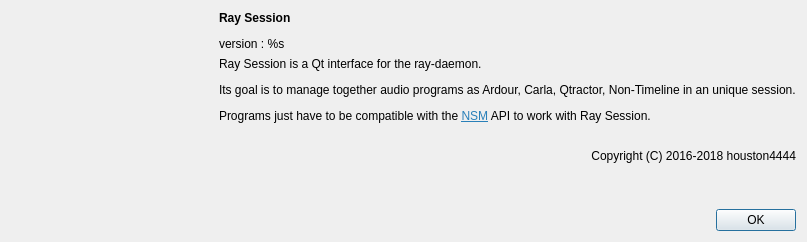
This is resources/ui/about_raysession.ui in Houston4444/RaySession as Qt 5 draws it before an edit. The edited form follows.
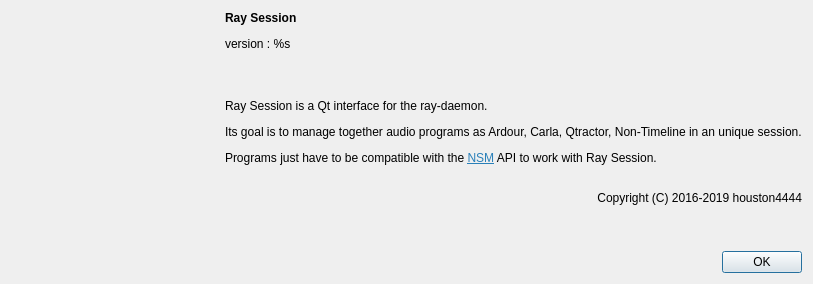
This is the edited form. Icons and pictures are not drawn.

Commit message: update year in copyleft

```diff
--- a/resources/ui/about_raysession.ui
+++ b/resources/ui/about_raysession.ui
@@ -6,8 +6,8 @@
    <rect>
     <x>0</x>
     <y>0</y>
-    <width>807</width>
-    <height>232</height>
+    <width>813</width>
+    <height>284</height>
    </rect>
   </property>
   <property name="windowTitle">
@@ -41,7 +41,7 @@
        <item>
         <widget class="QLabel" name="labelAllText">
          <property name="text">
-          <string>&lt;html&gt;&lt;head/&gt;&lt;body&gt;&lt;p&gt;Ray Session is a Qt interface for the ray-daemon.&lt;/p&gt;&lt;p&gt;Its goal is to manage together audio programs as Ardour, Carla, Qtractor, Non-Timeline in an unique session.&lt;/p&gt;&lt;p&gt;Programs just have to be compatible with the &lt;a href=&quot;http://non.tuxfamily.org/wiki/Non%20Session%20Manager&quot;&gt;&lt;span style=&quot; text-decoration: underline; color:#2980b9;&quot;&gt;NSM&lt;/span&gt;&lt;/a&gt; API to work with Ray Session.&lt;br/&gt;&lt;/p&gt;&lt;p align=&quot;right&quot;&gt;Copyright (C) 2016-2018 houston4444&lt;/p&gt;&lt;p&gt;&lt;br/&gt;&lt;/p&gt;&lt;/body&gt;&lt;/html&gt;</string>
+          <string>&lt;html&gt;&lt;head/&gt;&lt;body&gt;&lt;p&gt;Ray Session is a Qt interface for the ray-daemon.&lt;/p&gt;&lt;p&gt;Its goal is to manage together audio programs as Ardour, Carla, Qtractor, Non-Timeline in an unique session.&lt;/p&gt;&lt;p&gt;Programs just have to be compatible with the &lt;a href=&quot;http://non.tuxfamily.org/wiki/Non%20Session%20Manager&quot;&gt;&lt;span style=&quot; text-decoration: underline; color:#2980b9;&quot;&gt;NSM&lt;/span&gt;&lt;/a&gt; API to work with Ray Session.&lt;br/&gt;&lt;/p&gt;&lt;p align=&quot;right&quot;&gt;Copyright (C) 2016-2019 houston4444&lt;/p&gt;&lt;p&gt;&lt;br/&gt;&lt;/p&gt;&lt;/body&gt;&lt;/html&gt;</string>
          </property>
          <property name="openExternalLinks">
           <bool>true</bool>
```
